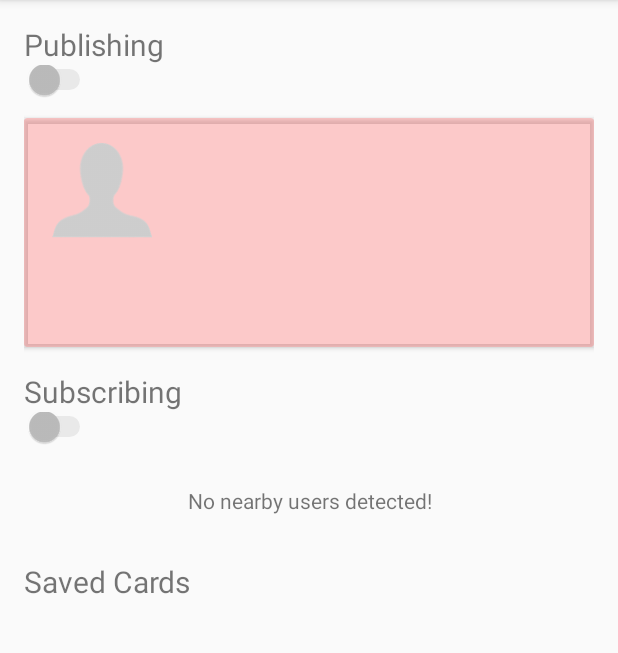
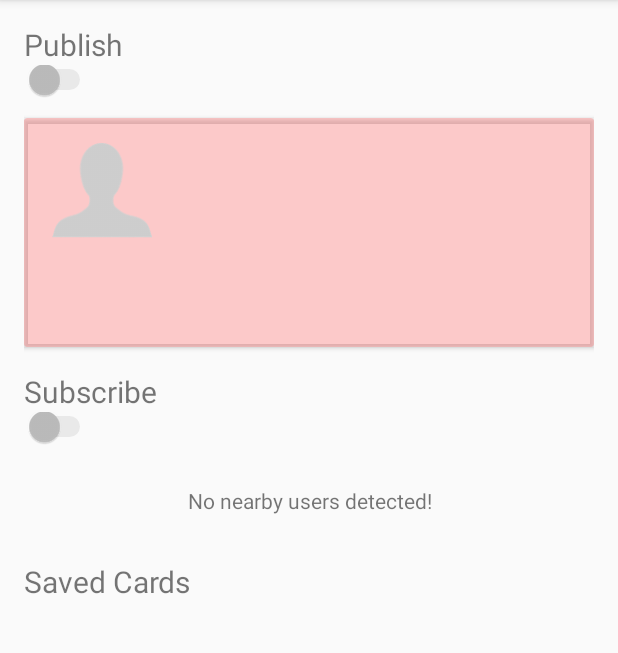
Before and after one commit to stkent/calling-card, an Android app: the NearbyActivity screen opened directly, with no data from a screen before it, on a phone screen of 412 x 824 dp, the part 84-737 px from its top. Run offline under Robolectric (Android 15) with nearby library versions, the phone set to English and light mode, and no system bars; our stand-ins replace ButterKnife, Picasso; pictures from the network do not load; 8 statements that could not run were skipped.

Commit message:
Text change to match iOS

```diff
--- a/app/src/main/res/layout/activity_nearby.xml
+++ b/app/src/main/res/layout/activity_nearby.xml
@@ -18,7 +18,7 @@
         <TextView
             android:layout_width="match_parent"
             android:layout_height="wrap_content"
-            android:text="Publishing"
+            android:text="Publish"
             android:textSize="20sp" />
 
         <Switch
@@ -35,7 +35,7 @@
         <TextView
             android:layout_width="match_parent"
             android:layout_height="wrap_content"
-            android:text="Subscribing"
+            android:text="Subscribe"
             android:textSize="20sp"
             android:paddingTop="@dimen/activity_vertical_margin" />
 
```
